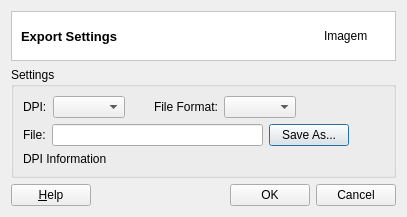
The window that src/terralib/layout/qt/ui/ExportSettings.ui (claudiobogossian/terraprint) describes before a commit, drawn with Qt 5.
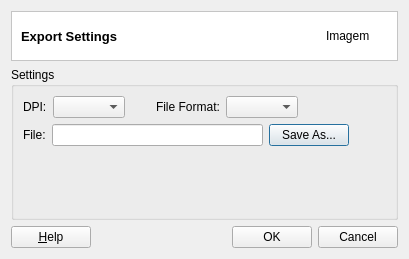
The same window after the commit.

Commit message: Increasing export window information label size.

The edit to the form file:
```diff
--- a/src/terralib/layout/qt/ui/ExportSettings.ui
+++ b/src/terralib/layout/qt/ui/ExportSettings.ui
@@ -6,20 +6,20 @@
    <rect>
     <x>0</x>
     <y>0</y>
-    <width>407</width>
-    <height>216</height>
+    <width>409</width>
+    <height>259</height>
    </rect>
   </property>
   <property name="sizePolicy">
-   <sizepolicy hsizetype="Fixed" vsizetype="Fixed">
+   <sizepolicy hsizetype="MinimumExpanding" vsizetype="MinimumExpanding">
     <horstretch>0</horstretch>
     <verstretch>0</verstretch>
    </sizepolicy>
   </property>
   <property name="maximumSize">
    <size>
-    <width>407</width>
-    <height>216</height>
+    <width>409</width>
+    <height>400</height>
    </size>
   </property>
   <property name="windowTitle">
@@ -30,8 +30,8 @@
   </property>
   <layout class="QGridLayout" name="gridLayout_2">
    <item row="0" column="0">
-    <layout class="QVBoxLayout" name="verticalLayout_3">
-     <item>
+    <layout class="QGridLayout" name="gridLayout_8">
+     <item row="0" column="0">
       <widget class="QFrame" name="frame_2">
        <property name="styleSheet">
         <string notr="true">QWidget { background: white }</string>
@@ -88,7 +88,7 @@
        </layout>
       </widget>
      </item>
-     <item>
+     <item row="1" column="0">
       <widget class="QGroupBox" name="grpSettings">
        <property name="title">
         <string>Settings</string>
@@ -96,22 +96,22 @@
        <property name="flat">
         <bool>true</bool>
        </property>
-       <layout class="QVBoxLayout" name="verticalLayout_2">
-        <item>
-         <layout class="QVBoxLayout" name="verticalLayout">
-          <item>
-           <layout class="QHBoxLayout" name="horizontalLayout_2">
-            <item>
+       <layout class="QGridLayout" name="gridLayout_3">
+        <item row="0" column="0">
+         <layout class="QGridLayout" name="gridLayout_5">
+          <item row="0" column="0">
+           <layout class="QGridLayout" name="gridLayout_7">
+            <item row="0" column="0">
              <widget class="QLabel" name="lblDPI">
               <property name="text">
                <string>DPI:</string>
               </property>
              </widget>
             </item>
-            <item>
+            <item row="0" column="1">
              <widget class="QComboBox" name="cmbDPI"/>
             </item>
-            <item>
+            <item row="0" column="2">
              <spacer name="horizontalSpacer">
               <property name="orientation">
                <enum>Qt::Horizontal</enum>
@@ -124,17 +124,17 @@
               </property>
              </spacer>
             </item>
-            <item>
+            <item row="0" column="3">
              <widget class="QLabel" name="lblFileFormat">
               <property name="text">
                <string>File Format:</string>
               </property>
              </widget>
             </item>
-            <item>
+            <item row="0" column="4">
              <widget class="QComboBox" name="cmbFileFormat"/>
             </item>
-            <item>
+            <item row="0" column="5">
              <spacer name="horizontalSpacer_4">
               <property name="orientation">
                <enum>Qt::Horizontal</enum>
@@ -149,16 +149,16 @@
             </item>
            </layout>
           </item>
-          <item>
-           <layout class="QHBoxLayout" name="horizontalLayout">
-            <item>
+          <item row="1" column="0">
+           <layout class="QGridLayout" name="gridLayout_6">
+            <item row="0" column="0">
              <widget class="QLabel" name="lblFile">
               <property name="text">
                <string>File:</string>
               </property>
              </widget>
             </item>
-            <item>
+            <item row="0" column="1">
              <widget class="QLineEdit" name="txtEdtFile">
               <property name="minimumSize">
                <size>
@@ -168,14 +168,14 @@
               </property>
              </widget>
             </item>
-            <item>
+            <item row="0" column="2">
              <widget class="QPushButton" name="pBtnSaveAs">
               <property name="text">
                <string>Save As...</string>
               </property>
              </widget>
             </item>
-            <item>
+            <item row="0" column="3">
              <spacer name="horizontalSpacer_2">
               <property name="orientation">
                <enum>Qt::Horizontal</enum>
@@ -190,12 +190,18 @@
             </item>
            </layout>
           </item>
-          <item>
+          <item row="2" column="0">
            <widget class="QLabel" name="lblDPIInformation">
+            <property name="sizePolicy">
+             <sizepolicy hsizetype="MinimumExpanding" vsizetype="MinimumExpanding">
+              <horstretch>0</horstretch>
+              <verstretch>0</verstretch>
+             </sizepolicy>
+            </property>
             <property name="minimumSize">
              <size>
               <width>361</width>
-              <height>0</height>
+              <height>40</height>
              </size>
             </property>
             <property name="maximumSize">
@@ -205,7 +211,10 @@
              </size>
             </property>
             <property name="text">
-             <string>DPI Information</string>
+             <string/>
+            </property>
+            <property name="wordWrap">
+             <bool>true</bool>
             </property>
            </widget>
           </item>
@@ -214,7 +223,7 @@
        </layout>
       </widget>
      </item>
-     <item>
+     <item row="2" column="0">
       <layout class="QGridLayout" name="gridLayout">
        <item row="0" column="0">
         <widget class="QPushButton" name="helpPushButton">
```
